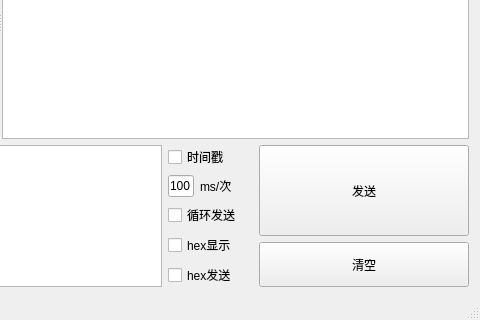
Above: ComAssistant/ui/mainwindow.ui from petertheprocess/ComAssistant before the change; both pictures show x 480 to 960 and y 400 to 720 of the 960 by 720 pixel window. Below: the same form after it.
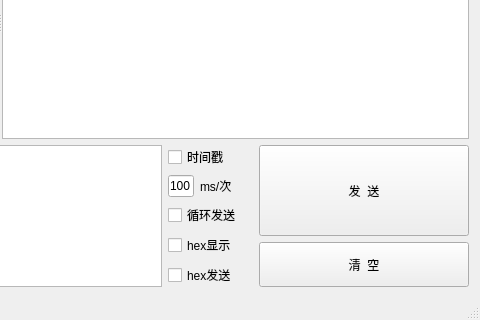
That is the form after the change. Custom widgets are drawn as their Qt base class.

```diff
--- a/ComAssistant/ui/mainwindow.ui
+++ b/ComAssistant/ui/mainwindow.ui
@@ -283,7 +283,10 @@
            </sizepolicy>
           </property>
           <property name="text">
-           <string>清空</string>
+           <string>清  空</string>
+          </property>
+          <property name="shortcut">
+           <string>Ctrl+Del</string>
           </property>
          </widget>
         </item>
@@ -296,7 +299,10 @@
            </sizepolicy>
           </property>
           <property name="text">
-           <string>发送</string>
+           <string>发  送</string>
+          </property>
+          <property name="shortcut">
+           <string>Ctrl+Return</string>
           </property>
           <property name="default">
            <bool>false</bool>
```
Left out of the diff: 26 changed lines with no effect on the pictures.
